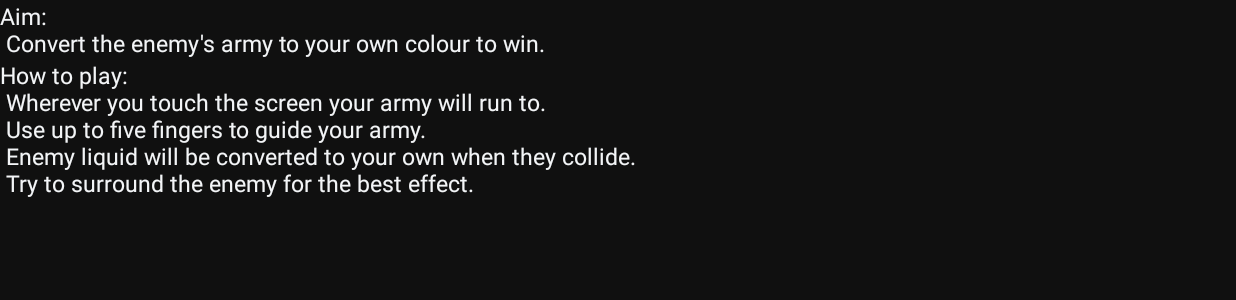
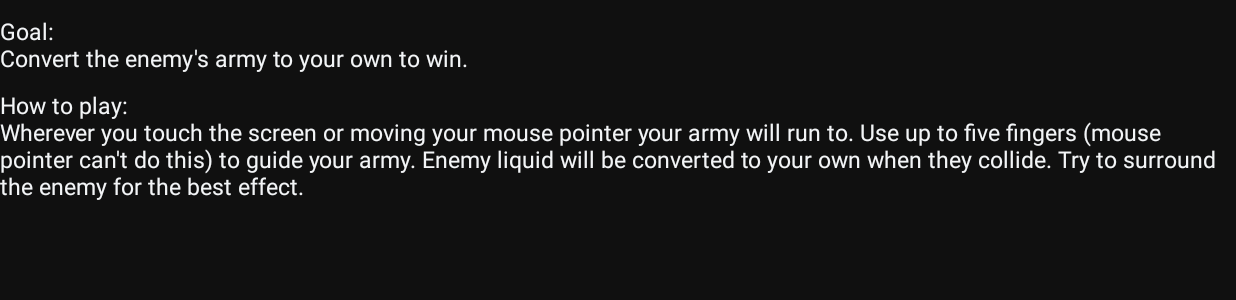
Before and after one commit to DerGoogler/liquid-wars, an Android app: the InstructionsActivity screen opened directly, with no data from a screen before it, on a phone screen of 824 x 412 dp (held sideways). Shown: the top 300 px of the screen. Run offline under Robolectric (Android 15) with nearby library versions, the light colour scheme and no system bars.

Commit message:
rework industructions

```diff
--- a/app/src/main/java/com/dergoogler/liquidwars/activities/InstructionsActivity.java
+++ b/app/src/main/java/com/dergoogler/liquidwars/activities/InstructionsActivity.java
@@ -12,22 +12,11 @@ import androidx.core.view.WindowCompat;
 import com.dergoogler.liquidwars.R;
 
 public class InstructionsActivity extends AppCompatActivity {
-    private static final String instructions1 = "Aim:\n Convert the enemy's army to your own colour to win.";
-    private static final String instructions2 = "How to play:\n Wherever you touch the screen your army will run to.\n Use up to five fingers to guide your army.\n Enemy liquid will be converted to your own when they collide.\n Try to surround the enemy for the best effect.";
-
     @Override
     public void onCreate(Bundle savedInstanceState) {
         super.onCreate(savedInstanceState);
         WindowCompat.setDecorFitsSystemWindows(getWindow(), false);
-
         requestWindowFeature(Window.FEATURE_NO_TITLE);
-
         setContentView(R.layout.instructions);
-
-        TextView tv;
-        tv = findViewById(R.id.instructions1);
-        tv.setText(instructions1);
-        tv = findViewById(R.id.instructions2);
-        tv.setText(instructions2);
     }
 }
--- a/app/src/main/res/layout/instructions.xml
+++ b/app/src/main/res/layout/instructions.xml
@@ -10,16 +10,18 @@
         android:orientation="vertical">
 
         <TextView
-            android:id="@+id/instructions1"
+            android:paddingTop="10sp"
             android:layout_width="wrap_content"
             android:layout_height="wrap_content"
-            android:textSize="15sp" />
+            android:textSize="15sp"
+            android:text="@string/instructions_one"/>
 
         <TextView
-            android:id="@+id/instructions2"
+            android:paddingTop="10sp"
             android:layout_width="wrap_content"
             android:layout_height="wrap_content"
-            android:textSize="15sp" />
+            android:textSize="15sp"
+            android:text="@string/instructions_two"/>
 
     </LinearLayout>
 </ScrollView>
--- a/app/src/main/res/values/strings.xml
+++ b/app/src/main/res/values/strings.xml
@@ -88,4 +88,6 @@
     <string name="start">Start</string>
     <string name="connect_to_game">Connect To Game</string>
     <string name="start_new_game">Start New Game</string>
+    <string name="instructions_one">Goal:\nConvert the enemy\'s army to your own to win.</string>
+    <string name="instructions_two">How to play:\nWherever you touch the screen or moving your mouse pointer your army will run to. Use up to five fingers (mouse pointer can\'t do this) to guide your army. Enemy liquid will be converted to your own when they collide. Try to surround the enemy for the best effect.</string>
 </resources>
```
Also changed, not shown: 3 other files.
